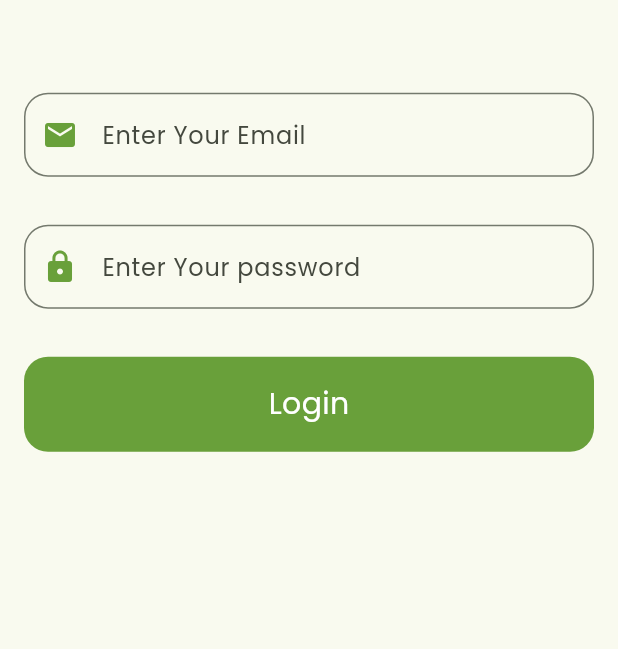
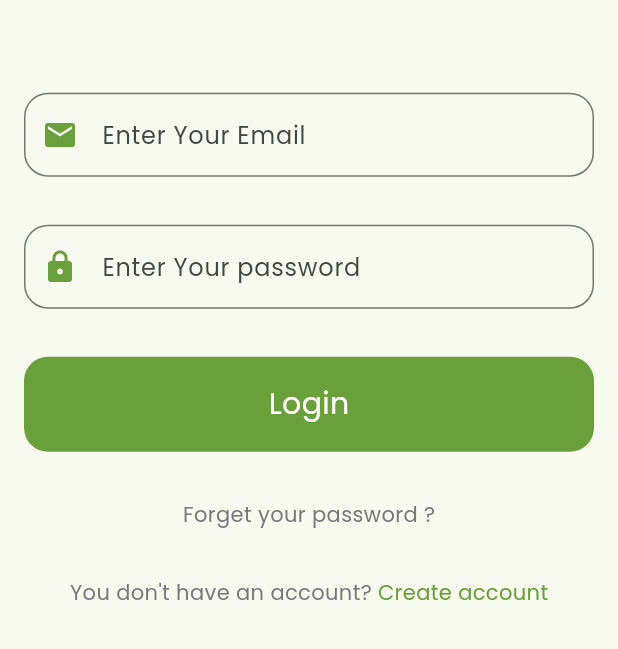
Before and after one commit to omarabukaraki/Met-Market, a Flutter app: the screen it shows after launch, after a tap on "Next", after a tap on "Skip", on a phone screen of 412 x 824 dp, the part 587-1236 px from its top. Run offline on Flutter 3.47's test engine with Material 3 defaults, Android fonts, the phone set to English and light mode, and no system bars; our stand-ins replace device_preview, smooth_page_indicator.

Commit message:
finish login page

```diff
--- a/lib/core/utils/app_color.dart
+++ b/lib/core/utils/app_color.dart
@@ -2,4 +2,5 @@ import 'package:flutter/material.dart';
 
 abstract class AppColor {
   static const Color kprimary = Color(0xff69A03A);
+  static const Color kFontSecondary = Color(0xff78787C);
 }
--- a/lib/feature/login_page.dart
+++ b/lib/feature/auth/presentation/view/login_page.dart
@@ -1,7 +1,6 @@
-import 'package:flutter/cupertino.dart';
 import 'package:flutter/material.dart';
-import 'package:flutter/widgets.dart';
 import 'package:met_market/core/utils/app_color.dart';
+import 'package:met_market/feature/home_page.dart';
 
 class LoginPage extends StatelessWidget {
   const LoginPage({super.key});
@@ -36,29 +35,69 @@ class LoginPage extends StatelessWidget {
                 width: MediaQuery.of(context).size.width,
                 height: MediaQuery.of(context).size.width / 9,
               ),
-              CustomTextField(
+              const CustomTextField(
                 hintText: 'Enter Your Email',
                 icon: Icons.email,
               ),
-              CustomTextField(
+              const CustomTextField(
                 hintText: 'Enter Your password',
                 icon: Icons.lock,
               ),
-              Container(
-                margin: const EdgeInsets.all(16),
-                width: MediaQuery.of(context).size.width,
-                height: MediaQuery.of(context).size.width / 6.5,
-                decoration: BoxDecoration(
-                    borderRadius: BorderRadius.circular(16),
-                    color: AppColor.kprimary),
-                child: const Center(
-                  child: Text(
-                    'Login',
-                    style: TextStyle(color: Colors.white, fontSize: 20),
-                  ),
+              CustomButton(onTap: () {
+                Navigator.push(context, MaterialPageRoute(
+                  builder: (context) {
+                    return const HomePage();
+                  },
+                ));
+              }),
+              const Padding(
+                padding: EdgeInsets.symmetric(vertical: 16),
+                child: Text(
+                  'Forget your password ?',
+                  style: TextStyle(color: AppColor.kFontSecondary),
+                ),
+              ),
+              const Padding(
+                padding: EdgeInsets.symmetric(vertical: 16),
+                child: Row(
+                  mainAxisAlignment: MainAxisAlignment.center,
+                  children: [
+                    Text("You don't have an account?",
+                        style: TextStyle(color: AppColor.kFontSecondary)),
+                    Text(
+                      " Create account",
+                      style: TextStyle(color: AppColor.kprimary),
+                    ),
+                  ],
                 ),
               )
             ],
+          ),
+        ),
+      ),
+    );
+  }
+}
+
+class CustomButton extends StatelessWidget {
+  const CustomButton({super.key, this.onTap});
+
+  final VoidCallback? onTap;
+
+  @override
+  Widget build(BuildContext context) {
+    return GestureDetector(
+      onTap: onTap,
+      child: Container(
+        margin: const EdgeInsets.all(16),
+        width: MediaQuery.of(context).size.width,
+        height: MediaQuery.of(context).size.width / 6.5,
+        decoration: BoxDecoration(
+            borderRadius: BorderRadius.circular(16), color: AppColor.kprimary),
+        child: const Center(
+          child: Text(
+            'Login',
+            style: TextStyle(color: Colors.white, fontSize: 20),
           ),
         ),
       ),
--- a/lib/feature/on_bording_screen/on_boarding_screen.dart
+++ b/lib/feature/on_bording_screen/on_boarding_screen.dart
@@ -1,7 +1,7 @@
 import 'package:flutter/material.dart';
 import 'package:smooth_page_indicator/smooth_page_indicator.dart';
 import '../../core/utils/app_color.dart';
-import '../login_page.dart';
+import '../auth/presentation/view/login_page.dart';
 import 'presentation/view/widget/on_bording_button.dart';
 import 'presentation/view/widget/skip_button.dart';
 
@@ -60,9 +60,16 @@ class OnBoardingScreen extends StatelessWidget {
 
         const SizedBox(height: 20),
         //start display description
-        Text(
-          description,
-          style: const TextStyle(fontSize: 18, color: Color(0xff78787C)),
+        Padding(
+          padding: const EdgeInsets.symmetric(horizontal: 16),
+          child: Text(
+            description,
+            style: const TextStyle(
+              fontSize: 18,
+              color: Color(0xff78787C),
+            ),
+            textAlign: TextAlign.center,
+          ),
         ),
 
         const SizedBox(height: 50),
--- a/lib/main.dart
+++ b/lib/main.dart
@@ -23,7 +23,8 @@ class MetMarket extends StatelessWidget {
   Widget build(BuildContext context) {
     return MaterialApp(
       title: 'Met Market',
-      // useInheritedMediaQuery: true,
+      debugShowCheckedModeBanner: false,
+      useInheritedMediaQuery: true,
       // locale: DevicePreview.locale(context),
       // builder: DevicePreview.appBuilder,
       theme: ThemeData(
@@ -31,7 +32,7 @@ class MetMarket extends StatelessWidget {
         colorScheme: ColorScheme.fromSeed(seedColor: AppColor.kprimary),
         useMaterial3: true,
       ),
-      home: SplashScreen(),
+      home: const SplashScreen(),
     );
   }
 }
```
Also changed, not shown: lib/feature/auth/presentation/view/sign_up_page.dart (added, +10 -0 lines), lib/feature/home_page.dart (+132 -1 lines).
